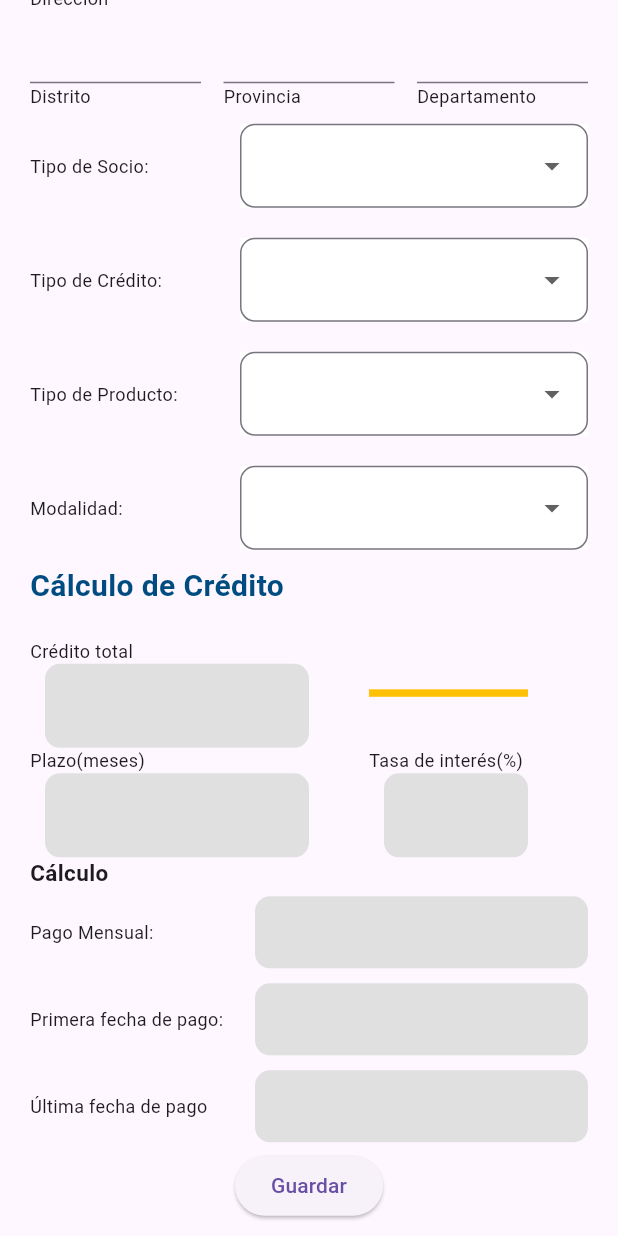
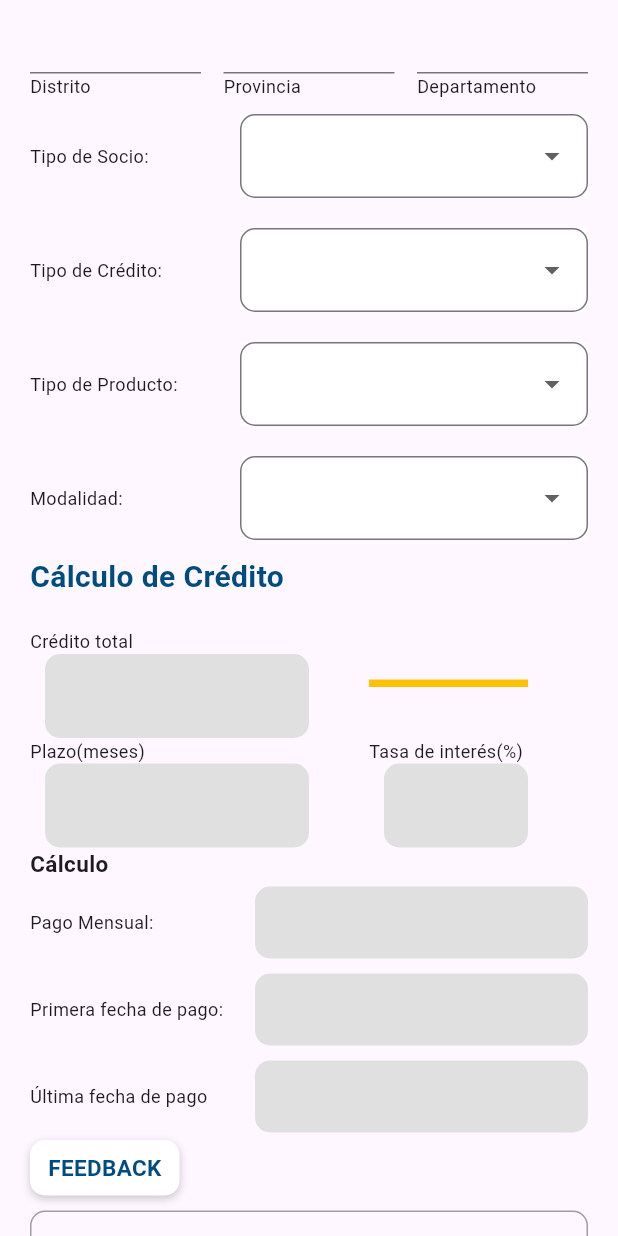
Before and after one commit to Rmila03/AppRutasdg, a Flutter app: the NuevoForm widget shown alone on an empty page, opened directly, scrolled down 400 dp, on a phone screen of 412 x 824 dp. Run offline on Flutter 3.47's test engine with Material 3 defaults, Android fonts, the phone set to English and light mode, and no system bars; our stand-ins replace font_awesome_flutter, google_maps_flutter.

Commit message:
DNI y feedback

```diff
--- a/lib/widgets/Nuevo_form.dart
+++ b/lib/widgets/Nuevo_form.dart
@@ -1,4 +1,5 @@
 import 'package:flutter/material.dart';
+import 'package:ruta_sdg/plandia.dart';
 import 'package:ruta_sdg/views/home.dart';
 
 import 'text_form_result.dart';
@@ -190,6 +191,61 @@
                 label: "Última fecha de pago",
                 content: "",
               ),
+              Align(
+                alignment: Alignment.centerLeft,
+                child: Container(
+                  padding:
+                      const EdgeInsets.symmetric(vertical: 8, horizontal: 12),
+                  decoration: BoxDecoration(
+                    color: Colors.white,
+                    borderRadius:
+                        BorderRadius.circular(10), // Bordes redondeados
+                    boxShadow: [
+                      BoxShadow(
+                        color: Colors.black
+                            .withOpacity(0.2), // Color y opacidad de la sombra
+                        offset:
+                            const Offset(0, 2), // Desplazamiento de la sombra
+                        blurRadius: 4, // Radio de desenfoque de la sombra
+                      ),
+                    ],
+                  ),
+                  child: const Text(
+                    "FEEDBACK",
+                    style: TextStyle(
+                      fontSize: 15,
+                      fontWeight: FontWeight.bold,
+                      color: Color.fromARGB(255, 0, 76, 128),
+                    ),
+                  ),
+                ),
+              ),
+              const SizedBox(
+                height: 10,
+              ),
+              TextField(
+                maxLines: 2,
+                keyboardType: TextInputType.multiline,
+                decoration: InputDecoration(
+                  focusedBorder: OutlineInputBorder(
+                    borderRadius:
+                        BorderRadius.circular(10.0), // Bordes redondeados
+                    borderSide: const BorderSide(
+                      color: Color.fromARGB(255, 0, 76, 128),
+                      width: 2.0, // Grosor del borde al tener foco
+                    ),
+                  ),
+                  enabledBorder: OutlineInputBorder(
+                    borderRadius:
+                        BorderRadius.circular(10.0), // Bordes redondeados
+                    borderSide: const BorderSide(
+                      color:
+                          Colors.grey, // Color del borde cuando no tiene foco
+                      width: 1.0, // Grosor del borde cuando no tiene foco
+                    ),
+                  ),
+                ),
+              ),
               ElevatedButton(
                 onPressed: () {
                   // Validate returns true if the form is valid, or false otherwise.
@@ -205,7 +261,7 @@
                     );
                   }
                 },
-                child: const Text('Guardar'),
+                child: const Text('GUARDAR'),
               ),
             ],
           ),
@@ -256,10 +312,22 @@
                     borderSide: BorderSide(
                         color: Colors.white, width: 0), // Grosor del borde
                   ),
-                  suffix: const Icon(
-                    Icons.search,
-                    color: Colors.black,
-                  )
+                  suffixIcon: InkWell(
+                      onTap: () {
+                        //Navigator.pop(context);
+                        Navigator.push(
+                            context,
+                            MaterialPageRoute(
+                                builder: (context) => const HomePage()));
+                      },
+                      child: const Icon(
+                        Icons.search,
+                        color: Colors.black,
+                      )
+                      /*Icons.search,
+                    color: Colors.black,*/
+                      )
+
                   // Puedes añadir más propiedades de estilo según tus necesidades
                   ),
             ),
--- a/lib/widgets/bottom_action.dart
+++ b/lib/widgets/bottom_action.dart
@@ -1,5 +1,4 @@
 import 'package:flutter/material.dart';
-import 'package:ruta_sdg/user.dart';
 import 'package:ruta_sdg/views/home.dart';
 import 'package:ruta_sdg/views/notificaciones.dart';
 import 'package:ruta_sdg/views/reportes.dart';
--- a/lib/widgets/recuperacion_form.dart
+++ b/lib/widgets/recuperacion_form.dart
@@ -413,7 +413,6 @@
 class TextForm extends StatefulWidget {
   final String label;
   final TextInputType inputType;
-  final GlobalKey<FormState> _formKey;
   final String content;
   const TextForm({
     super.key,
@@ -421,7 +420,7 @@
     required this.label,
     required this.inputType,
     required this.content,
-  }) : _formKey = formKey;
+  });
   _TextForm createState() => _TextForm();
 }
 
```
Also changed, not shown: lib/widgets/promotion_form.dart (+11 -8 lines), lib/widgets/seguimiento_form.dart (+23 -17 lines).
